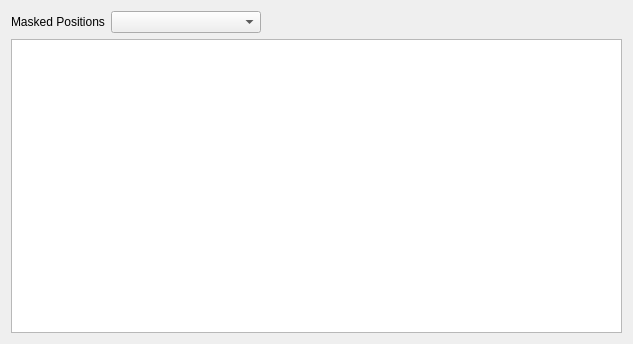
This is cbr/support/msa/visual/MsaViewer.ui in TUM-CBR/pymol-plugins as Qt 5 draws it before an edit. The edited form follows.
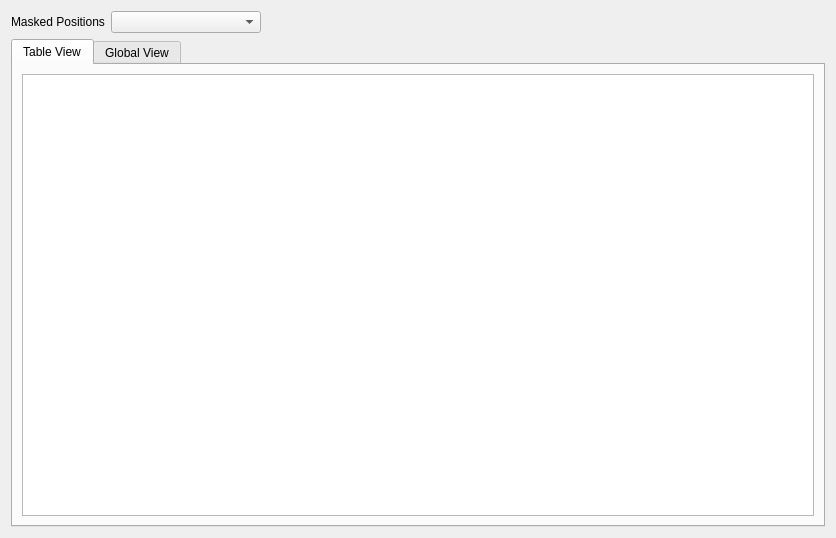
This is the edited form.

```diff
--- a/cbr/support/msa/visual/MsaViewer.ui
+++ b/cbr/support/msa/visual/MsaViewer.ui
@@ -6,8 +6,8 @@
    <rect>
     <x>0</x>
     <y>0</y>
-    <width>633</width>
-    <height>344</height>
+    <width>836</width>
+    <height>538</height>
    </rect>
   </property>
   <property name="windowTitle">
@@ -51,7 +51,31 @@
     </spacer>
    </item>
    <item row="1" column="0" colspan="3">
-    <widget class="QTableView" name="msaTable"/>
+    <widget class="QTabWidget" name="tabWidget">
+     <property name="currentIndex">
+      <number>0</number>
+     </property>
+     <widget class="QWidget" name="tableView">
+      <attribute name="title">
+       <string>Table View</string>
+      </attribute>
+      <layout class="QVBoxLayout" name="verticalLayout">
+       <item>
+        <widget class="QTableView" name="msaTable"/>
+       </item>
+      </layout>
+     </widget>
+     <widget class="QWidget" name="globalView">
+      <attribute name="title">
+       <string>Global View</string>
+      </attribute>
+      <layout class="QVBoxLayout" name="verticalLayout_2">
+       <item>
+        <widget class="QWidget" name="globalViewWidget" native="true"/>
+       </item>
+      </layout>
+     </widget>
+    </widget>
    </item>
   </layout>
  </widget>
```
